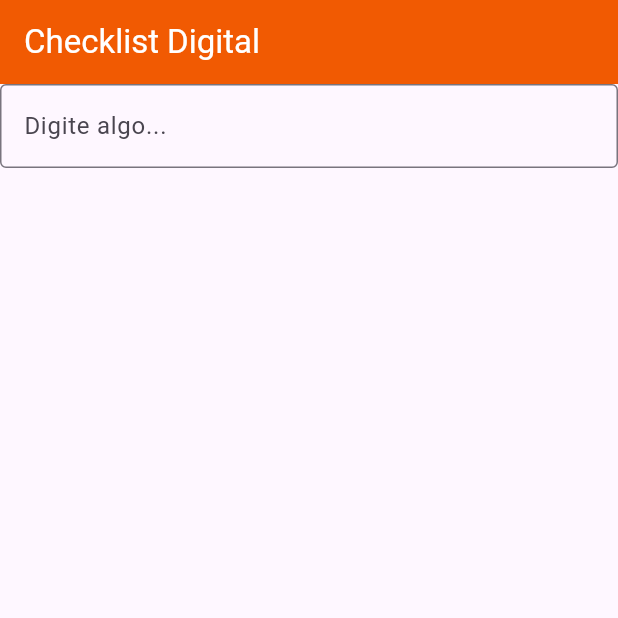
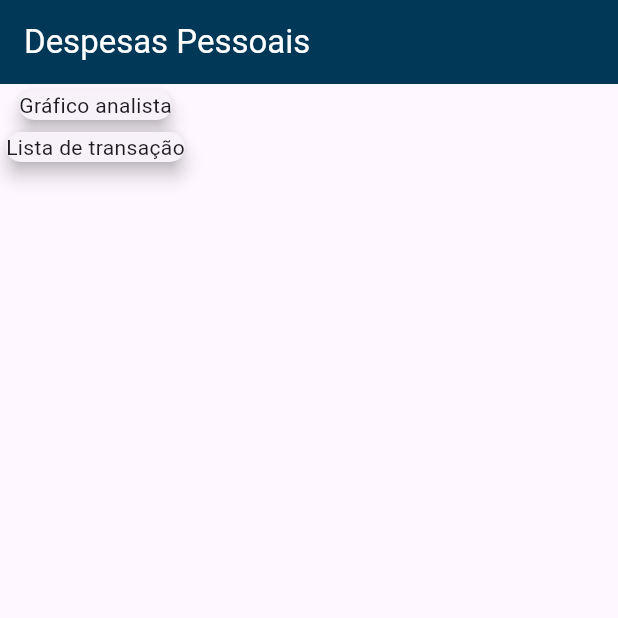
Before and after one commit to jardison17/checklist_empilhadeira, a Flutter app: the screen it shows after launch, on a phone screen of 412 x 824 dp, the top half of it. Run offline on Flutter 3.47's test engine with Material 3 defaults, Android fonts, the phone set to English and light mode, and no system bars.

Commit message:
elevation

```diff
--- a/lib/main.dart
+++ b/lib/main.dart
@@ -1,35 +1,34 @@
-import 'package:flutter/cupertino.dart';
 import 'package:flutter/material.dart';
 
-main() => runApp(checklistempilhadeira());
+main() => runApp(const ExpensesApp());
 
-class checklistempilhadeira extends StatelessWidget {
+class ExpensesApp extends StatelessWidget {
+  const ExpensesApp({Key? key}) : super(key: key);
+
   @override
   Widget build(BuildContext context) {
-    return MaterialApp(
-      home: Scaffold(
+    return const MaterialApp(home: MyHomePage());
+  }
+}
+
+class MyHomePage extends StatelessWidget {
+  const MyHomePage({Key? key}) : super(key: key);
+
+  @override
+  Widget build(BuildContext context) {
+    return Scaffold(
       appBar: AppBar(
-          title: Text(
-            "Checklist Digital",
+        title: const Text(
+          'Despesas Pessoais',
           style: TextStyle(color: Colors.white),
-            textScaler: TextScaler.linear(1),
         ),
-          backgroundColor: const Color.fromARGB(255, 241, 90, 2),
+        backgroundColor: const Color.fromARGB(255, 1, 56, 87),
       ),
       body: Column(
-          mainAxisAlignment: MainAxisAlignment.start,
-          crossAxisAlignment: CrossAxisAlignment.center,
         children: [
-            // texfield
-            TextField(
-              decoration: InputDecoration(
-                border: OutlineInputBorder(),
-                hintText: 'Digite algo...',
-              ),
-            ),
-            Padding(padding: const EdgeInsets.all(12.0)),
+          Card(child: Text('Gráfico analista'), elevation: 5),
+          Card(child: Text('Lista de transação'), elevation: 5),
         ],
-        ),
       ),
     );
   }
```
Also changed, not shown: 1 other file. Lines whose indentation alone changed are shown as unchanged.
